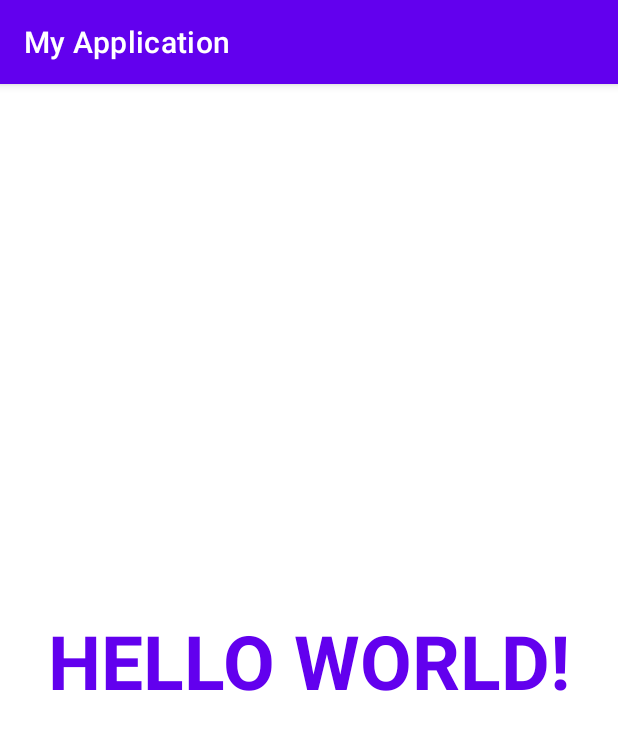
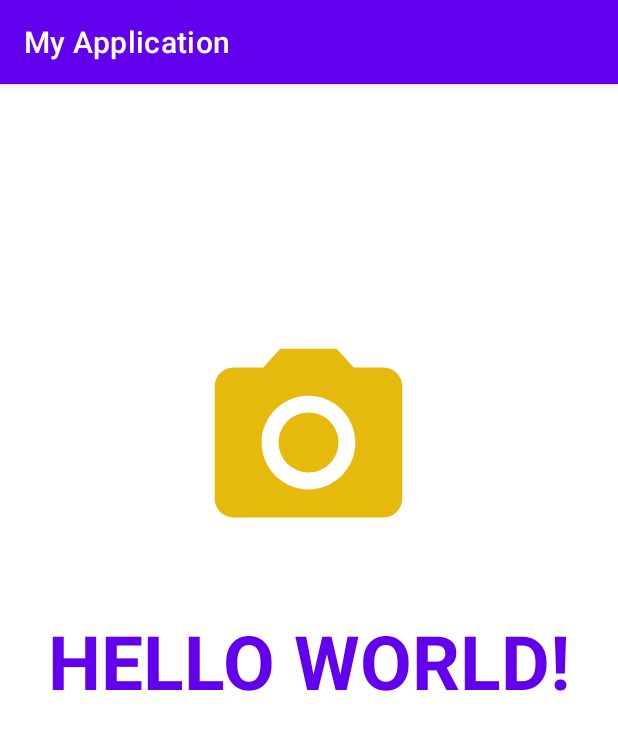
Before and after one commit to Rehman6578/TestingApp, an Android app: the screen it shows after launch (MainActivity), on a phone screen of 412 x 824 dp. Shown: the top 730 px of the screen. Run offline under Robolectric (Android 15) with nearby library versions, the phone set to English and light mode, and no system bars; Roboto replaces fonts that are not available here.

Commit message:
Added camera image

```diff
--- a/app/src/main/res/layout/activity_main.xml
+++ b/app/src/main/res/layout/activity_main.xml
@@ -5,6 +5,18 @@
     android:layout_width="match_parent"
     android:layout_height="match_parent"
     tools:context=".MainActivity">
+
+
+    <ImageView
+        android:layout_width="150dp"
+        android:layout_height="150dp"
+        android:src="@drawable/camera"
+        app:layout_constraintBottom_toBottomOf="parent"
+        app:layout_constraintEnd_toEndOf="parent"
+        app:layout_constraintHorizontal_bias="0.498"
+        app:layout_constraintStart_toStartOf="parent"
+        app:layout_constraintTop_toTopOf="parent"
+        app:layout_constraintVertical_bias="0.265" />
 
     <TextView
         android:layout_width="wrap_content"
@@ -20,4 +32,10 @@
         app:layout_constraintStart_toStartOf="parent"
         app:layout_constraintTop_toTopOf="parent" />
 
+
+
+
+
+
+
 </androidx.constraintlayout.widget.ConstraintLayout>
```
